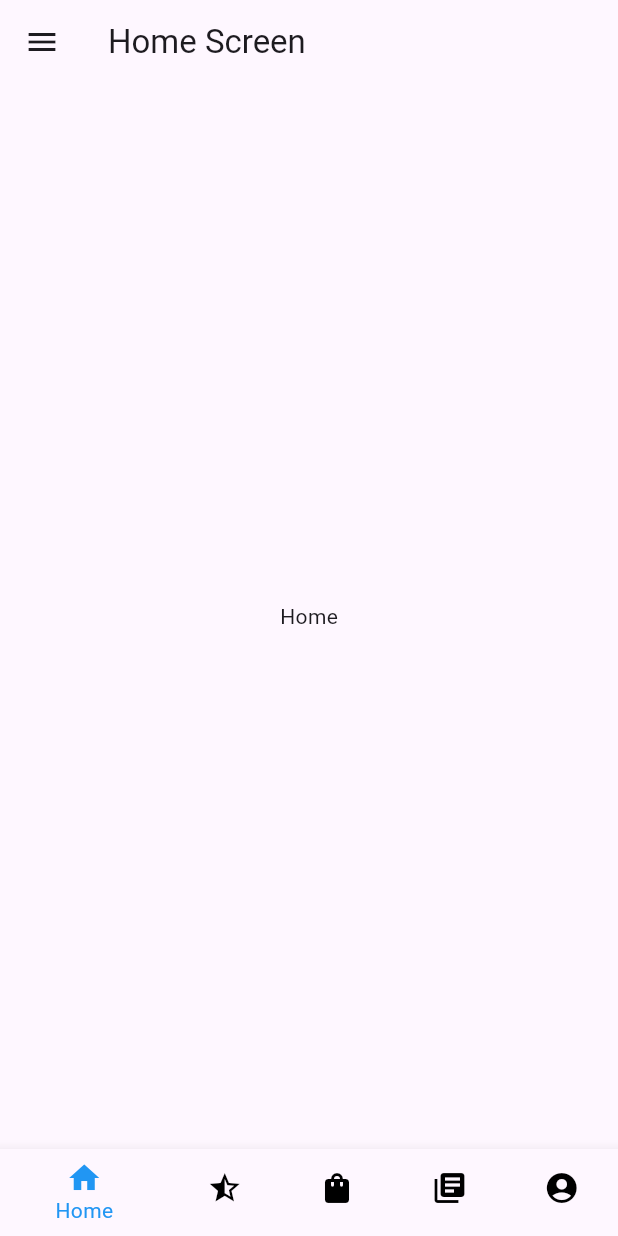
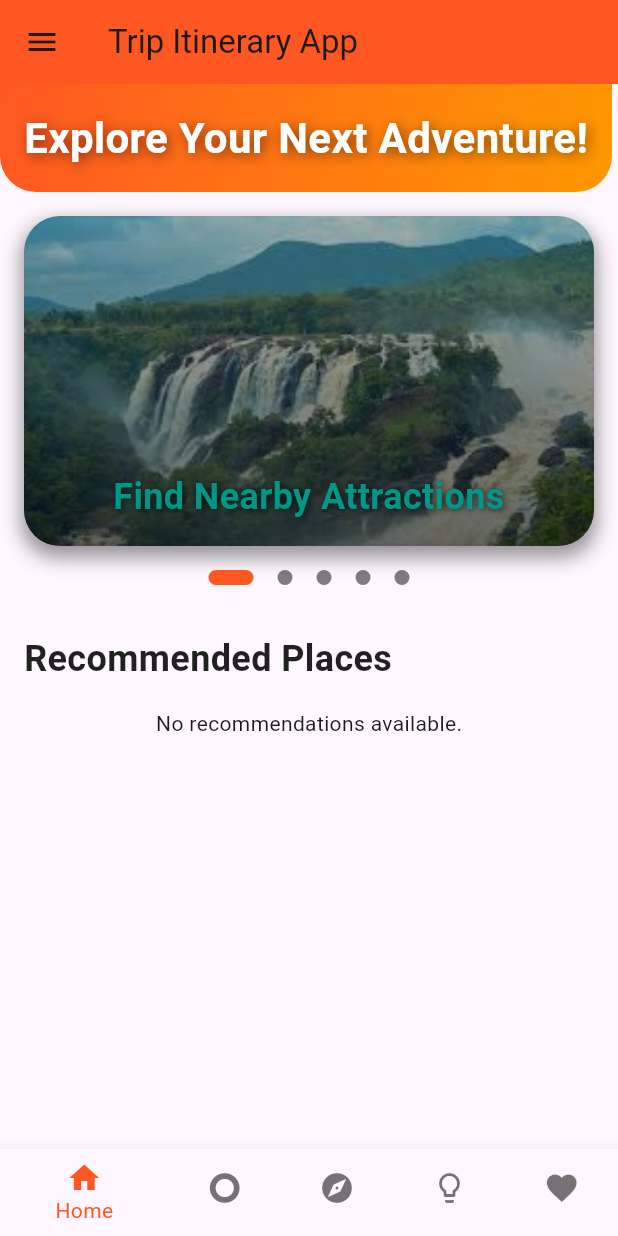
Before and after one commit to deadmoont/Travel, a Flutter app: the screen it shows once a user with an empty profile is signed in, on a phone screen of 412 x 824 dp. Run offline on Flutter 3.47's test engine with Material 3 defaults, Android fonts, the phone set to English and light mode, and no system bars; drawn by our look-alikes of smooth_page_indicator; our stand-ins replace cloud_firestore, firebase_auth, firebase_core, firebase_storage, image_picker, shared_preferences; accounts and stored records are empty.

Commit message:
home screen

```diff
--- a/lib/screens/home_screen.dart
+++ b/lib/screens/home_screen.dart
@@ -1,10 +1,11 @@
 import 'package:firebase_auth/firebase_auth.dart';
 import 'package:cloud_firestore/cloud_firestore.dart';
 import 'package:flutter/material.dart';
+import 'package:travel/screens/recommend.dart';
 import 'package:travel/screens/settings.dart';
-
 import 'package:travel/screens/edit_profile.dart';
 import 'package:travel/screens/trip_screen.dart';
+import 'package:smooth_page_indicator/smooth_page_indicator.dart';
 
 class HomeScreen extends StatefulWidget {
   final Function(bool) toggleTheme; // Function to toggle the theme
@@ -21,6 +22,7 @@ class _HomeScreenState extends State<HomeScreen> {
   String userName = '';
   String userEmail = '';
   String profileImage = '';  // To store the profile image URL
+  final PageController _pageController = PageController();
 
   @override
   void initState() {
@@ -46,11 +48,11 @@ class _HomeScreenState extends State<HomeScreen> {
 
   // List of widgets for different navigation sections
   final List<Widget> _widgetOptions = <Widget>[
-    const Text('Home'),
-    const Text('Fav Section'),
-    TripScreen(),
-    const Text('Library'),
-    const Text('Account'),
+    const HomeSection(),
+    TripScreen(), // Your existing TripScreen remains unchanged
+    const Text('Explore Destinations'),
+    const Text('Travel Tips'),
+    const Text('Favorites'),
   ];
 
   void _onItemTapped(int index) {
@@ -63,7 +65,8 @@ class _HomeScreenState extends State<HomeScreen> {
   Widget build(BuildContext context) {
     return Scaffold(
       appBar: AppBar(
-        title: const Text('Home Screen'),
+        title: const Text('Trip Itinerary App'),
+        backgroundColor: Colors.deepOrange,
       ),
       drawer: Drawer(
         child: ListView(
@@ -71,24 +74,24 @@ class _HomeScreenState extends State<HomeScreen> {
           children: <Widget>[
             UserAccountsDrawerHeader(
               accountName: Padding(
-                padding: const EdgeInsets.only(top: 16.0), // Adjust the top margin here
+                padding: const EdgeInsets.only(top: 16.0),
                 child: Text(
                   userName,
-                  style: TextStyle(fontSize: 29),
+                  style: TextStyle(fontSize: 24, fontWeight: FontWeight.bold),
                 ),
               ),
-              accountEmail: Text(''),
+              accountEmail: Text(userEmail),
               currentAccountPicture: CircleAvatar(
                 backgroundColor: Colors.white,
                 backgroundImage: profileImage.isNotEmpty
-                    ? NetworkImage(profileImage) // Load image from Firebase
-                    : null, // If there's no profile image, fall back to text avatar
+                    ? NetworkImage(profileImage)
+                    : null,
                 child: profileImage.isEmpty
                     ? Text(
                   userName.isNotEmpty ? userName[0] : '?',
-                  style: const TextStyle(fontSize: 40.0),
+                  style: const TextStyle(fontSize: 40.0, color: Colors.black),
                 )
-                    : null, // If the image exists, don't show the initial text
+                    : null,
               ),
             ),
             ListTile(
@@ -110,7 +113,6 @@ class _HomeScreenState extends State<HomeScreen> {
               leading: const Icon(Icons.edit),
               title: const Text('Edit Profile'),
               onTap: () {
-                // Navigate to edit profile page
                 Navigator.push(
                   context,
                   MaterialPageRoute(builder: (context) => EditProfileScreen()),
@@ -128,8 +130,10 @@ class _HomeScreenState extends State<HomeScreen> {
           ],
         ),
       ),
-      body: Center(
-        child: _widgetOptions.elementAt(_selectedIndex),
+      body: SafeArea(
+        child: Center(
+          child: _widgetOptions.elementAt(_selectedIndex),
+        ),
       ),
       bottomNavigationBar: BottomNavigationBar(
         items: const <BottomNavigationBarItem>[
@@ -138,27 +142,182 @@ class _HomeScreenState extends State<HomeScreen> {
             label: 'Home',
           ),
           BottomNavigationBarItem(
-            icon: Icon(Icons.star_half_outlined),
-            label: 'Fav',
-          ),
-          BottomNavigationBarItem(
-            icon: Icon(Icons.shopping_bag),
+            icon: Icon(Icons.trip_origin),
             label: 'Trips',
           ),
           BottomNavigationBarItem(
-            icon: Icon(Icons.library_books),
-            label: 'Library',
+            icon: Icon(Icons.explore),
+            label: 'Explore',
           ),
           BottomNavigationBarItem(
-            icon: Icon(Icons.account_circle),
-            label: 'Account',
+            icon: Icon(Icons.lightbulb_outline),
+            label: 'Tips',
+          ),
+          BottomNavigationBarItem(
+            icon: Icon(Icons.favorite),
+            label: 'Favorites',
           ),
         ],
         currentIndex: _selectedIndex,
-        selectedItemColor: Colors.blue,  // Color of the selected icon
-        unselectedItemColor: Colors.black, // Color of unselected icons
+        selectedItemColor: Colors.deepOrange,
+        unselectedItemColor: Colors.black54,
         onTap: _onItemTapped,
       ),
     );
   }
+
 }
+
+
+class HomeSection extends StatefulWidget {
+  const HomeSection({Key? key}) : super(key: key);
+
+  @override
+  _HomeSectionState createState() => _HomeSectionState();
+}
+
+class _HomeSectionState extends State<HomeSection> {
+  final PageController _pageController = PageController();
+
+  @override
+  Widget build(BuildContext context) {
+    return Column(
+      crossAxisAlignment: CrossAxisAlignment.start,
+      children: [
+        Container(
+          padding: const EdgeInsets.all(16.0),
+          decoration: BoxDecoration(
+            gradient: LinearGradient(
+              colors: [Colors.deepOrange, Colors.orange],
+              begin: Alignment.topLeft,
+              end: Alignment.bottomRight,
+            ),
+            borderRadius: BorderRadius.vertical(bottom: Radius.circular(24.0)),
+          ),
+          child: Text(
+            'Explore Your Next Adventure!',
+            style: TextStyle(
+              fontSize: 28,
+              fontWeight: FontWeight.bold,
+              color: Colors.white,
+              shadows: [
+                Shadow(
+                  blurRadius: 10.0,
+                  color: Colors.black.withOpacity(0.5),
+                  offset: Offset(2.0, 2.0),
+                ),
+              ],
+            ),
+          ),
+        ),
+        SizedBox(height: 16),
+        Padding(
+          padding: const EdgeInsets.symmetric(horizontal: 16.0),
+          child: Container(
+            height: 220, // Increased height for better visuals
+            decoration: BoxDecoration(
+              borderRadius: BorderRadius.circular(24.0), // More pronounced curve
+              boxShadow: [
+                BoxShadow(
+                  color: Colors.black.withOpacity(0.4),
+                  spreadRadius: 2,
+                  blurRadius: 10,
+                  offset: Offset(0, 6),
+                ),
+              ],
+            ),
+            child: PageView(
+              controller: _pageController,
+              children: [
+                _buildPage('Find Nearby Attractions', 'assets/images/attractions.jpg', Colors.teal),
+                _buildPage('Book Accommodations', 'assets/images/accomodations.jpg', Colors.blue),
+                _buildPage('Discover Dining Options', 'assets/images/dining.jpg', Colors.red),
+                _buildPage('Check Upcoming Events', 'assets/images/events.jpg', Colors.purple),
+                _buildPage('Travel Essentials', 'assets/images/essentials.jpg', Colors.orange),
+              ],
+            ),
+          ),
+        ),
+        SizedBox(height: 16),
+        Center(
+          child: SmoothPageIndicator(
+            controller: _pageController,
+            count: 5,
+            effect: ExpandingDotsEffect(
+              activeDotColor: Colors.deepOrange,
+              dotColor: Colors.black.withOpacity(0.5),
+              dotHeight: 10, // Slightly larger dot for better visibility
+              dotWidth: 10,
+              spacing: 16,
+            ),
+          ),
+        ),
+        SizedBox(height: 32), // Add spacing between card view and slider
+        Padding(
+          padding: const EdgeInsets.symmetric(horizontal: 16.0),
+          child: Text(
+            'Recommended Places',
+            style: TextStyle(
+              fontSize: 24,
+              fontWeight: FontWeight.bold,
+              color: Colors.black87,
+            ),
+          ),
+        ),
+        SizedBox(height: 16),
+        RecommendationSlider(), // Add the RecommendationSlider widget here
+      ],
+    );
+  }
+
+  Widget _buildPage(String title, String imagePath, Color color) {
+    return Stack(
+      fit: StackFit.expand,
+      children: [
+        Positioned.fill(
+          child: ClipRRect(
+            borderRadius: BorderRadius.circular(24.0), // Ensure the image follows the border radius
+            child: Image.asset(
+              imagePath,
+              fit: BoxFit.cover,
+            ),
+          ),
+        ),
+        Positioned.fill(
+          child: Container(
+            decoration: BoxDecoration(
+              gradient: LinearGradient(
+                colors: [Colors.black.withOpacity(0.6), Colors.black.withOpacity(0.3)],
+                begin: Alignment.bottomCenter,
+                end: Alignment.topCenter,
+              ),
+              borderRadius: BorderRadius.circular(24.0), // Ensure the gradient also follows the border radius
+            ),
+          ),
+        ),
+        Align(
+          alignment: Alignment.bottomCenter,
+          child: Padding(
+            padding: const EdgeInsets.all(16.0),
+            child: Text(
+              title,
+              style: TextStyle(
+                fontSize: 24,
+                fontWeight: FontWeight.bold,
+                color: color,
+                shadows: [
+                  Shadow(
+                    blurRadius: 6.0,
+                    color: Colors.black.withOpacity(0.7),
+                    offset: Offset(1.0, 1.0),
+                  ),
+                ],
+              ),
+              textAlign: TextAlign.center,
+            ),
+          ),
+        ),
+      ],
+    );
+  }
+}
--- a/pubspec.yaml
+++ b/pubspec.yaml
@@ -42,6 +42,7 @@ dependencies:
   image_picker: ^1.1.2
   flutter_datetime_picker: ^1.5.0
   flutter_datetime_picker_plus: ^2.2.0
+  smooth_page_indicator: ^1.2.0+3
   flutter_localizations:
     sdk: flutter
   intl: any
```
Also changed, not shown: lib/screens/recommend.dart (added, +177 -0 lines), assets/images/accomodations.jpg (added), assets/images/attractions.jpg (added), assets/images/dining.jpg (added), assets/images/essentials.jpg (added), assets/images/events.jpg (added), pubspec.lock.
